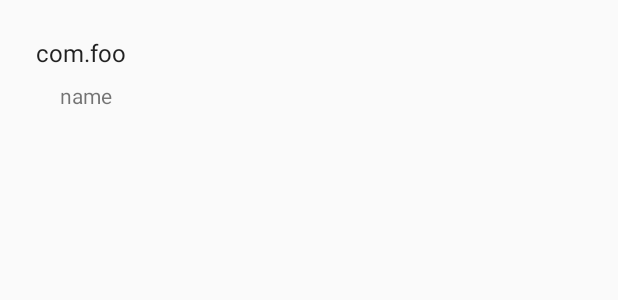
After one commit to sho5nn/android-tasting-accountmanager, an Android app: the layout list_account.xml on its own in the app's theme, with its tools: preview values and no code run, on a phone screen of 412 x 824 dp. The commit adds this screen. Shown: the top 300 px of the screen. Run offline under Robolectric (Android 15) with nearby library versions, the phone set to English and light mode, and no system bars.

Commit message:
show all account in device at dialog

```diff
--- /dev/null
+++ b/app/src/main/res/layout/list_account.xml
@@ -0,0 +1,47 @@
+<?xml version="1.0" encoding="utf-8"?>
+<layout
+    xmlns:android="http://schemas.android.com/apk/res/android"
+    xmlns:tools="http://schemas.android.com/tools"
+    >
+
+    <data class=".AccountListAdapterBinding">
+
+        <import type="android.view.View"/>
+
+        <variable
+            name="Account"
+            type="android.accounts.Account"
+            />
+    </data>
+
+    <LinearLayout
+        android:id="@+id/authenticator_status_all_account_list_item_base_layout"
+        android:layout_width="match_parent"
+        android:layout_height="wrap_content"
+        android:orientation="vertical"
+        android:padding="24dp"
+        >
+
+        <TextView
+            android:id="@+id/authenticator_status_all_account_list_item_type_text"
+            style="@style/TextAppearance.AppCompat.Subhead"
+            android:layout_width="match_parent"
+            android:layout_height="wrap_content"
+            android:paddingBottom="8dp"
+            android:text="@{Account.type}"
+            tools:text="com.foo"
+            />
+
+        <TextView
+            android:id="@+id/authenticator_status_all_account_list_item_name_text"
+            style="@style/TextAppearance.AppCompat.Small"
+            android:layout_width="match_parent"
+            android:layout_height="wrap_content"
+            android:paddingLeft="16dp"
+            android:text="@{Account.name}"
+            tools:text="name"
+            />
+
+    </LinearLayout>
+
+</layout>
--- a/app/src/main/res/values/strings.xml
+++ b/app/src/main/res/values/strings.xml
@@ -3,4 +3,6 @@
     <string name="package_hash_client2">8E07D635982903D548F0E43C6B84F1A222356124FE8074FF73592A9DF1A28AD1</string>
     <string name="package_hash_client3">4ADCE69CFBA756B0F242E58ACA355C1A32BDA6705802148F6CC31569D34BF95F</string>
     <string name="package_hash_another">FDA85D7D58A1BBB7E08ED4ED5625C5EED540C3B66C2F8007DCD2FFDF0FB48146</string>
+
+    <string name="menu_show_all_account_text">show all account</string>
 </resources>
```
Also changed, not shown: app/src/main/java/com/github/sho5nn/tasting/accountmanager/AllAccountListAdapter.java (added, +38 -0 lines), app/src/main/java/com/github/sho5nn/tasting/accountmanager/AllAccountListDialogFragment.java (added, +45 -0 lines), app/src/main/java/com/github/sho5nn/tasting/accountmanager/MainActivity.java (+28 -0 lines), app/src/main/res/menu/menu_main.xml (added, +11 -0 lines).
